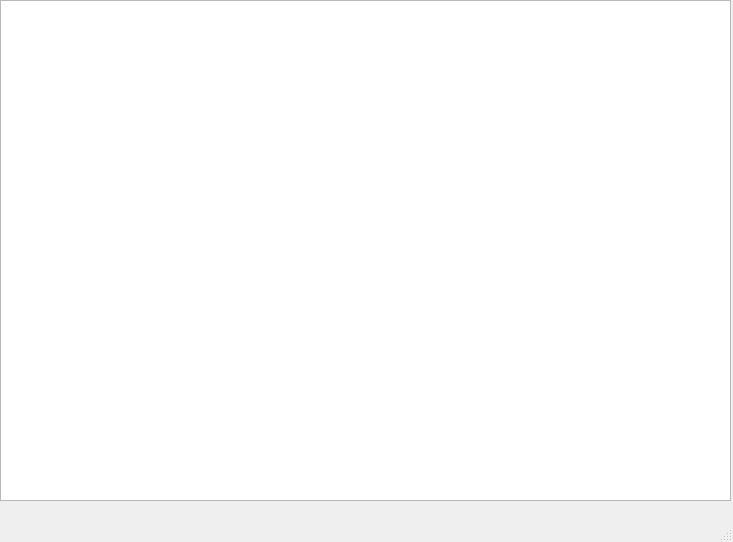
Above: UI_form.ui from LOHA3000/Proizvolnoe-imya before the change. Below: the same form after it.
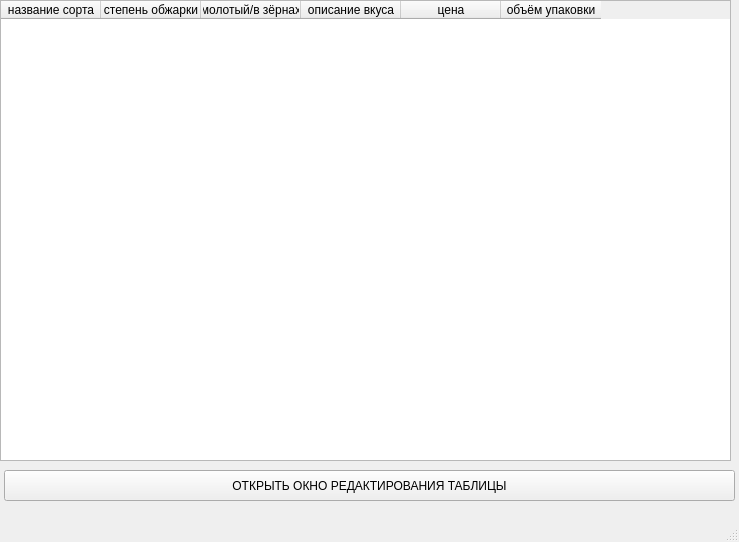
That is the form after the change.

What changed in the file:
```diff
--- a/UI_form.ui
+++ b/UI_form.ui
@@ -6,7 +6,7 @@
    <rect>
     <x>0</x>
     <y>0</y>
-    <width>733</width>
+    <width>739</width>
     <height>542</height>
    </rect>
   </property>
@@ -20,8 +20,51 @@
       <x>0</x>
       <y>0</y>
       <width>731</width>
-      <height>501</height>
+      <height>461</height>
      </rect>
+    </property>
+    <column>
+     <property name="text">
+      <string>название сорта</string>
+     </property>
+    </column>
+    <column>
+     <property name="text">
+      <string>степень обжарки</string>
+     </property>
+    </column>
+    <column>
+     <property name="text">
+      <string>молотый/в зёрнах</string>
+     </property>
+    </column>
+    <column>
+     <property name="text">
+      <string>описание вкуса</string>
+     </property>
+    </column>
+    <column>
+     <property name="text">
+      <string>цена</string>
+     </property>
+    </column>
+    <column>
+     <property name="text">
+      <string>объём упаковки</string>
+     </property>
+    </column>
+   </widget>
+   <widget class="QPushButton" name="pushButton">
+    <property name="geometry">
+     <rect>
+      <x>4</x>
+      <y>470</y>
+      <width>731</width>
+      <height>31</height>
+     </rect>
+    </property>
+    <property name="text">
+     <string>ОТКРЫТЬ ОКНО РЕДАКТИРОВАНИЯ ТАБЛИЦЫ</string>
     </property>
    </widget>
   </widget>
```
Left out of the diff: 2 changed lines with no effect on the pictures.
